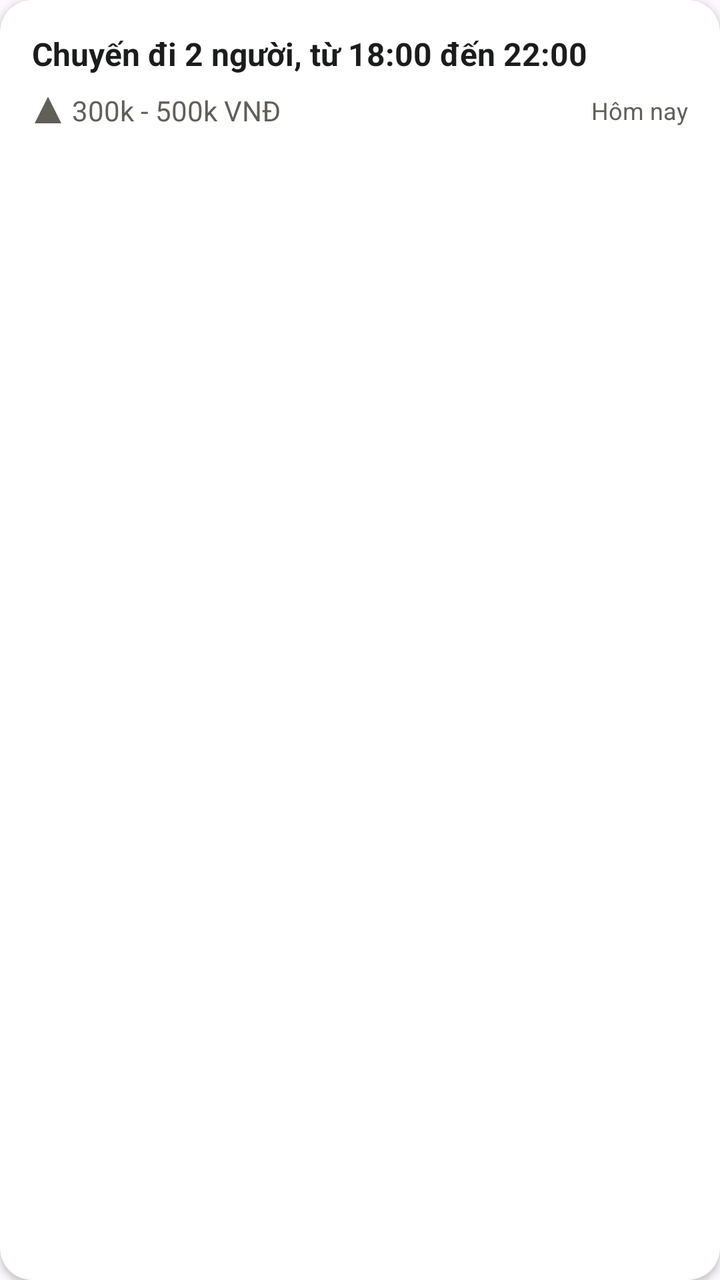
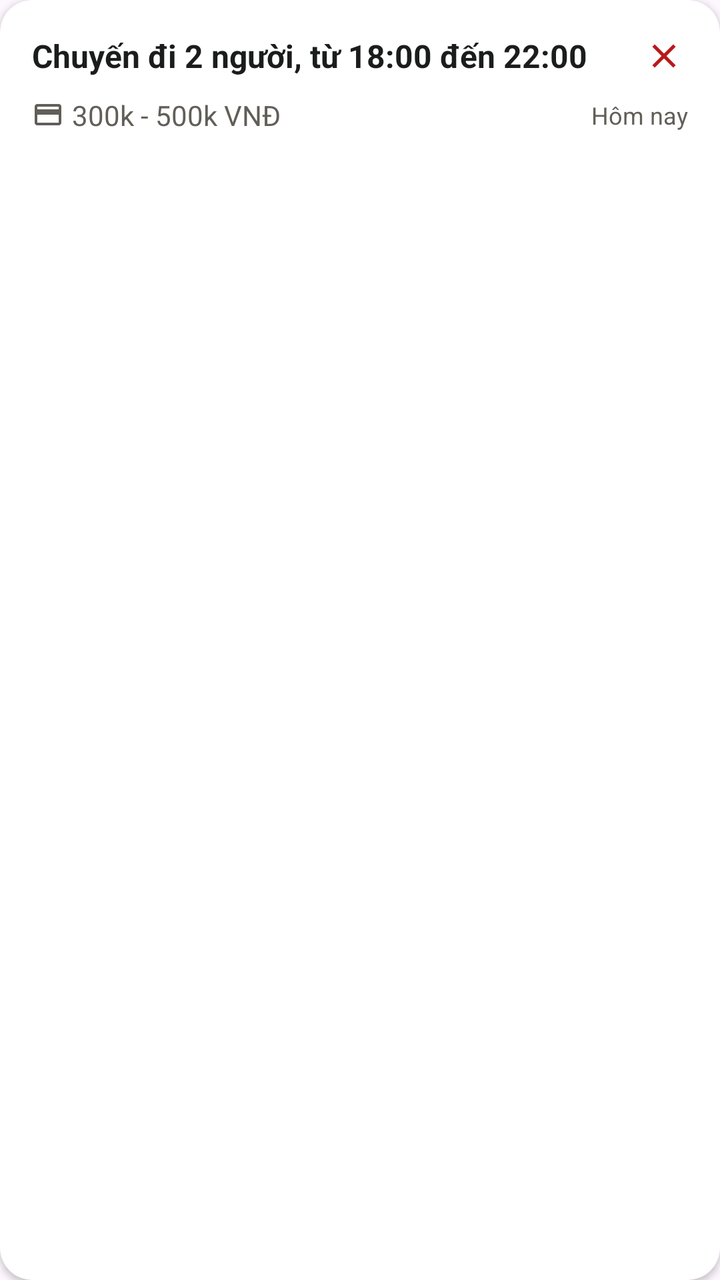

Two renders of the same Android screen: before a commit and after it. Below are the layout's source before the change and the commit's diff.
<!-- AndroidManifest.xml: application theme Theme.AnGi_DiDau -->
<!-- res/layout/item_saved_plan.xml -->
<?xml version="1.0" encoding="utf-8"?>
<androidx.cardview.widget.CardView xmlns:android="http://schemas.android.com/apk/res/android"
    xmlns:app="http://schemas.android.com/apk/res-auto"
    android:layout_width="match_parent"
    android:layout_height="wrap_content"
    android:layout_marginBottom="16dp"
    app:cardCornerRadius="16dp"
    app:cardElevation="2dp"
    app:cardBackgroundColor="@color/surface_container_lowest">

    <LinearLayout
        android:layout_width="match_parent"
        android:layout_height="wrap_content"
        android:orientation="vertical"
        android:padding="16dp">

        <TextView
            android:id="@+id/tvPlanTitle"
            android:layout_width="match_parent"
            android:layout_height="wrap_content"
            android:text="Chuyến đi 2 người, từ 18:00 đến 22:00"
            android:textColor="@color/on_surface"
            android:textSize="16sp"
            android:textStyle="bold" />

        <LinearLayout
            android:layout_width="match_parent"
            android:layout_height="wrap_content"
            android:orientation="horizontal"
            android:layout_marginTop="8dp"
            android:gravity="center_vertical">

            <ImageView
                android:layout_width="16dp"
                android:layout_height="16dp"
                android:src="@drawable/ic_payments"
                app:tint="@color/secondary" />

            <TextView
                android:id="@+id/tvPlanCost"
                android:layout_width="wrap_content"
                android:layout_height="wrap_content"
                android:layout_marginStart="4dp"
                android:text="300k - 500k VNĐ"
                android:textColor="@color/secondary"
                android:textSize="14sp" />

            <View
                android:layout_width="0dp"
                android:layout_height="0dp"
                android:layout_weight="1" />

            <TextView
                android:id="@+id/tvPlanDate"
                android:layout_width="wrap_content"
                android:layout_height="wrap_content"
                android:text="Hôm nay"
                android:textColor="@color/secondary"
                android:textSize="12sp" />
        </LinearLayout>
    </LinearLayout>
</androidx.cardview.widget.CardView>
<!-- resources referenced by this layout -->
<resources>
  <color name="on_surface">#1B1C1C</color>
  <color name="secondary">#625E58</color>
  <color name="surface_container_lowest">#FFFFFF</color>
  <!-- drawable ic_payments (drawable) -->
  <vector xmlns:android="http://schemas.android.com/apk/res/android"
      android:width="24dp"
      android:height="24dp"
      android:viewportWidth="24"
      android:viewportHeight="24">
      <path
          android:fillColor="#FF000000"
          android:pathData="M12,2L2,22h20L12,2z" />
  </vector>
  <style name="Theme.AnGi_DiDau" parent="Base.Theme.AnGi_DiDau" />
  <style name="Base.Theme.AnGi_DiDau" parent="Theme.Material3.DayNight.NoActionBar">
          
          
      </style>
</resources>

<!-- the commit's change to res/layout/item_saved_plan.xml (unified diff, before → after) -->
@@ -14,14 +14,33 @@
         android:orientation="vertical"
         android:padding="16dp">
 
-        <TextView
-            android:id="@+id/tvPlanTitle"
+        <LinearLayout
             android:layout_width="match_parent"
             android:layout_height="wrap_content"
-            android:text="Chuyến đi 2 người, từ 18:00 đến 22:00"
-            android:textColor="@color/on_surface"
-            android:textSize="16sp"
-            android:textStyle="bold" />
+            android:orientation="horizontal"
+            android:gravity="center_vertical">
+
+            <TextView
+                android:id="@+id/tvPlanTitle"
+                android:layout_width="0dp"
+                android:layout_height="wrap_content"
+                android:layout_weight="1"
+                android:text="Chuyến đi 2 người, từ 18:00 đến 22:00"
+                android:textColor="@color/on_surface"
+                android:textSize="16sp"
+                android:textStyle="bold" />
+
+            <ImageView
+                android:id="@+id/btnDeletePlan"
+                android:layout_width="24dp"
+                android:layout_height="24dp"
+                android:padding="2dp"
+                android:src="@drawable/ic_close"
+                app:tint="@color/error"
+                android:background="?attr/selectableItemBackgroundBorderless"
+                android:clickable="true"
+                android:focusable="true"/>
+        </LinearLayout>
 
         <LinearLayout
             android:layout_width="match_parent"
<!-- resource entries referenced after the edit -->
@@ -1,8 +1,20 @@
 <!-- resources referenced by this layout -->
 <resources>
+  <color name="error">#BA1A1A</color>
   <color name="on_surface">#1B1C1C</color>
   <color name="secondary">#625E58</color>
   <color name="surface_container_lowest">#FFFFFF</color>
+  <!-- drawable ic_close (drawable) -->
+  <vector xmlns:android="http://schemas.android.com/apk/res/android"
+      android:width="24dp"
+      android:height="24dp"
+      android:viewportWidth="24"
+      android:viewportHeight="24"
+      android:tint="?attr/colorControlNormal">
+    <path
+        android:fillColor="@android:color/white"
+        android:pathData="M19,6.41L17.59,5 12,10.59 6.41,5 5,6.41 10.59,12 5,17.59 6.41,19 12,13.41 17.59,19 19,17.59 13.41,12z"/>
+  </vector>
   <!-- drawable ic_payments (drawable) -->
   <vector xmlns:android="http://schemas.android.com/apk/res/android"
       android:width="24dp"
@@ -11,7 +23,7 @@
       android:viewportHeight="24">
       <path
           android:fillColor="#FF000000"
-          android:pathData="M12,2L2,22h20L12,2z" />
+          android:pathData="M20 4H4c-1.11 0-1.99.89-1.99 2L2 18c0 1.11.89 2 2 2h16c1.11 0 2-.89 2-2V6c0-1.11-.89-2-2-2zm0 14H4v-6h16v6zm0-10H4V6h16v2z" />
   </vector>
   <style name="Theme.AnGi_DiDau" parent="Base.Theme.AnGi_DiDau" />
   <style name="Base.Theme.AnGi_DiDau" parent="Theme.Material3.DayNight.NoActionBar">
